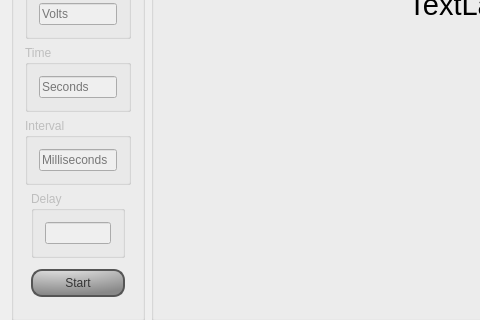
atraastrum/project-a-elec-e8002, file user-interface/ExperimentControl/mainwindow.ui: the form before one commit; both pictures show x 0 to 480 and y 289 to 609 of the 800 by 831 pixel window.
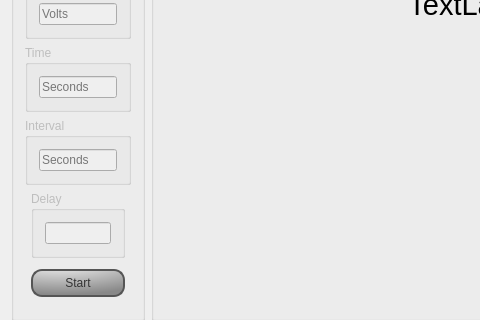
The form after the commit. Custom widgets are drawn as their Qt base class.

Commit message: Disable com port selection and save data button when gamry is running

Patch:
```diff
--- a/user-interface/ExperimentControl/mainwindow.ui
+++ b/user-interface/ExperimentControl/mainwindow.ui
@@ -303,7 +303,7 @@
             <item row="0" column="0">
              <widget class="QLineEdit" name="intervalInput">
               <property name="placeholderText">
-               <string>Milliseconds</string>
+               <string>Seconds</string>
               </property>
               <property name="clearButtonEnabled">
                <bool>true</bool>
```
The commit also changes 1 other file.
